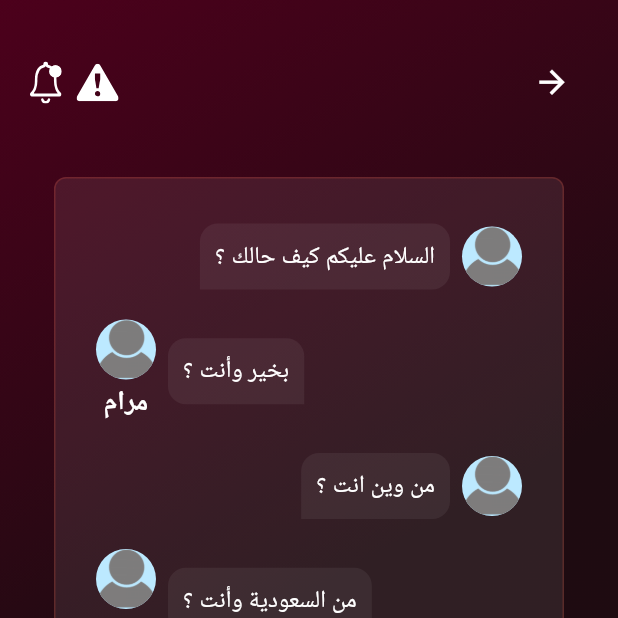
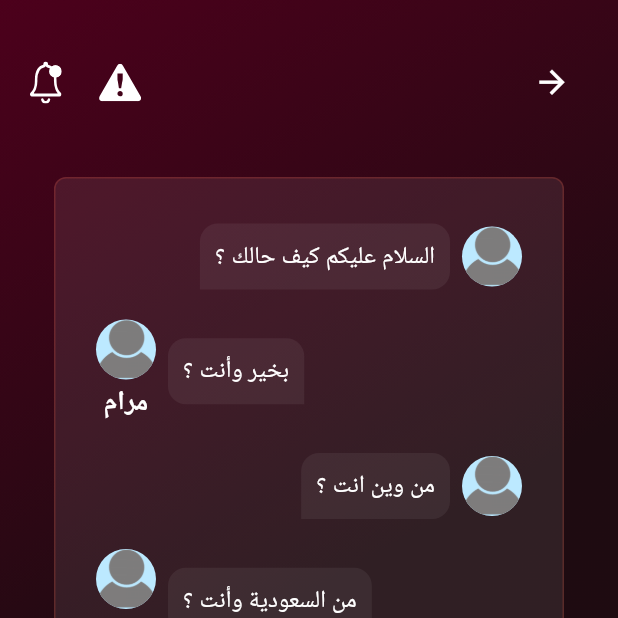
Before and after one commit to Abdelrahman-Harraz/nasebak_app, a Flutter app: the ConversationScreenWithBloc screen opened directly, on a phone screen of 412 x 824 dp, the top half of it. Run offline on Flutter 3.47's test engine with Material 3 defaults, Android fonts, the phone set to English and light mode, and no system bars; drawn by our look-alikes of keyboard_dismisser; our stand-ins replace badges, cached_network_image, country_picker, dio, dropdown_button2, equatable and 11 more; missing offline and left inert: firebase_performance_dio, requests_inspector; accounts and stored records are empty; Roboto replaces fonts that are missing (Tajawal); project files that could hold a hidden picture were left out.

Commit message:
Update spacing between icons in conversation screen for improved UI layout

```diff
--- a/lib/features/chat/screen/conversation_screen.dart
+++ b/lib/features/chat/screen/conversation_screen.dart
@@ -120,7 +120,7 @@ class _ConversationScreenWithBlocState
             onTap: () {},
             child: SvgPicture.asset(AppAssetPaths.reportIcon),
           ),
-          const SizedBox(width: 10),
+          const SizedBox(width: 25),
           GestureDetector(
             onTap: () {},
             child: SvgPicture.asset(AppAssetPaths.notificationsIcon),
```
